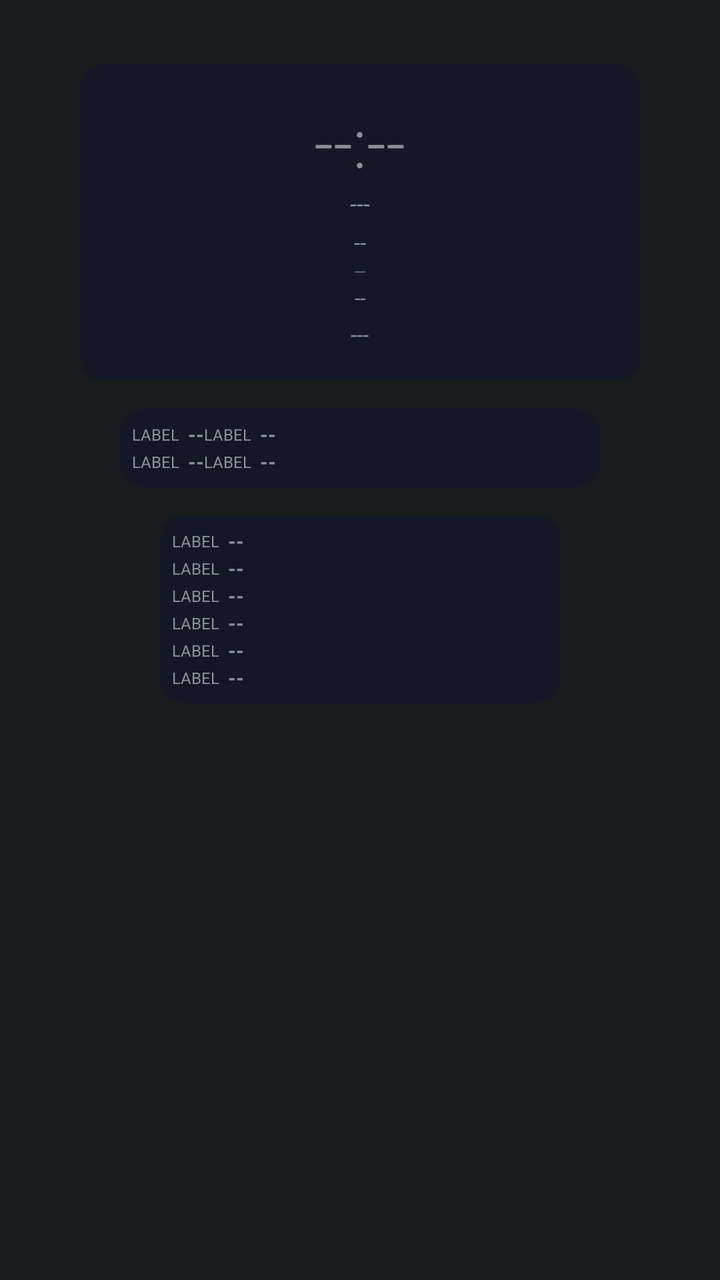
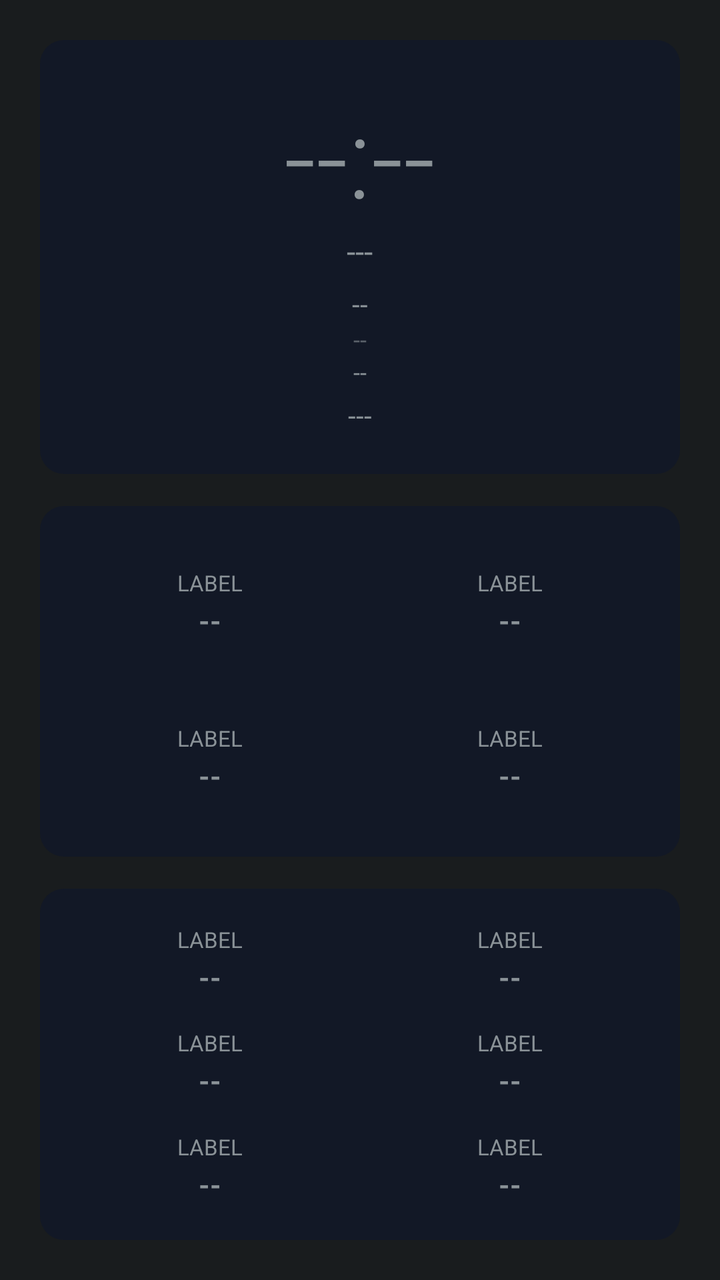

Screens rendered from an Android XML layout before and after an edit, with the pre-edit source and the edit as a unified diff.
<!-- AndroidManifest.xml: application theme android:Theme.DeviceDefault.NoActionBar -->
<!-- res/layout/aod_layout_cascade.xml -->
<?xml version="1.0" encoding="utf-8"?>
<LinearLayout xmlns:android="http://schemas.android.com/apk/res/android"
    android:id="@+id/bg_root"
    android:layout_width="match_parent"
    android:layout_height="match_parent"
    android:orientation="vertical"
    android:gravity="center_horizontal"
    android:paddingTop="32dp">

    <LinearLayout
        android:id="@+id/panel_1"
        android:layout_width="280dp"
        android:layout_height="wrap_content"
        android:background="@drawable/aod_panel_bg"
        android:orientation="vertical"
        android:gravity="center"
        android:padding="16dp">

        <TextView
            android:id="@+id/clock"
            android:layout_width="wrap_content"
            android:layout_height="wrap_content"
            android:textSize="34sp"
            android:fontFamily="sans-serif-light"
            android:text="--:--" />

        <TextView
            android:id="@+id/date"
            android:layout_width="wrap_content"
            android:layout_height="wrap_content"
            android:textSize="12sp"
            android:text="---" />

        <TextView
            android:id="@+id/health_badge"
            android:layout_width="wrap_content"
            android:layout_height="wrap_content"
            android:textSize="11sp"
            android:textAllCaps="true"
            android:layout_marginTop="4dp"
            android:text="--" />

        <TextView
            android:id="@+id/perf_badge"
            android:layout_width="wrap_content"
            android:layout_height="wrap_content"
            android:textSize="10sp"
            android:alpha="0.6"
            android:text="--" />

        <TextView
            android:id="@+id/net_type_badge"
            android:layout_width="wrap_content"
            android:layout_height="wrap_content"
            android:textSize="10sp"
            android:text="--" />

        <TextView
            android:id="@+id/panchang"
            android:layout_width="wrap_content"
            android:layout_height="wrap_content"
            android:textSize="11sp"
            android:layout_marginTop="4dp"
            android:text="---" />

        <TextView
            android:id="@+id/muhurat_badge"
            android:layout_width="wrap_content"
            android:layout_height="wrap_content"
            android:textSize="11sp"
            android:textStyle="bold"
            android:visibility="gone"
            android:text="--" />
    </LinearLayout>

    <LinearLayout
        android:id="@+id/panel_2"
        android:layout_width="240dp"
        android:layout_height="wrap_content"
        android:layout_marginTop="14dp"
        android:background="@drawable/aod_panel_bg"
        android:orientation="horizontal"
        android:padding="6dp">

        <GridLayout
            android:layout_width="match_parent"
            android:layout_height="wrap_content"
            android:columnCount="2"
            android:rowCount="2">

            <include layout="@layout/aod_row_ticker" android:id="@+id/row0" />
            <include layout="@layout/aod_row_ticker" android:id="@+id/row1" />
            <include layout="@layout/aod_row_ticker" android:id="@+id/row2" />
            <include layout="@layout/aod_row_ticker" android:id="@+id/row3" />

        </GridLayout>
    </LinearLayout>

    <LinearLayout
        android:id="@+id/panel_3"
        android:layout_width="200dp"
        android:layout_height="wrap_content"
        android:layout_marginTop="14dp"
        android:background="@drawable/aod_panel_bg"
        android:orientation="horizontal"
        android:padding="6dp">

        <GridLayout
            android:layout_width="match_parent"
            android:layout_height="wrap_content"
            android:columnCount="1"
            android:rowCount="6">

            <include layout="@layout/aod_row_ticker" android:id="@+id/row4" />
            <include layout="@layout/aod_row_ticker" android:id="@+id/row5" />
            <include layout="@layout/aod_row_ticker" android:id="@+id/row6" />
            <include layout="@layout/aod_row_ticker" android:id="@+id/row7" />
            <include layout="@layout/aod_row_ticker" android:id="@+id/row8" />
            <include layout="@layout/aod_row_ticker" android:id="@+id/row9" />

        </GridLayout>
    </LinearLayout>

</LinearLayout>
<!-- res/layout/aod_row_ticker.xml (included above) -->
<?xml version="1.0" encoding="utf-8"?>
<LinearLayout xmlns:android="http://schemas.android.com/apk/res/android"
    android:layout_width="wrap_content"
    android:layout_height="wrap_content"
    android:layout_margin="6dp"
    android:orientation="horizontal"
    android:gravity="center_vertical">

    <TextView
        android:id="@+id/stat_label"
        android:layout_width="wrap_content"
        android:layout_height="wrap_content"
        android:textSize="8sp"
        android:textAllCaps="true"
        android:text="Label" />

    <TextView
        android:id="@+id/stat_value"
        android:layout_width="wrap_content"
        android:layout_height="wrap_content"
        android:layout_marginStart="4dp"
        android:textSize="10sp"
        android:textStyle="bold"
        android:text="--" />

</LinearLayout>
<!-- resources referenced by this layout -->
<resources>
  <!-- drawable aod_panel_bg (drawable) -->
  <?xml version="1.0" encoding="utf-8"?>
  <shape xmlns:android="http://schemas.android.com/apk/res/android">
      <solid android:color="#121826" />
      <corners android:radius="12dp" />
  </shape>
</resources>

<!-- the commit's change to res/layout/aod_layout_cascade.xml (unified diff, before → after) -->
@@ -4,23 +4,22 @@
     android:layout_width="match_parent"
     android:layout_height="match_parent"
     android:orientation="vertical"
-    android:gravity="center_horizontal"
-    android:paddingTop="32dp">
+    android:padding="20dp">
 
     <LinearLayout
         android:id="@+id/panel_1"
-        android:layout_width="280dp"
+        android:layout_width="match_parent"
         android:layout_height="wrap_content"
         android:background="@drawable/aod_panel_bg"
         android:orientation="vertical"
         android:gravity="center"
-        android:padding="16dp">
+        android:padding="20dp">
 
         <TextView
             android:id="@+id/clock"
             android:layout_width="wrap_content"
             android:layout_height="wrap_content"
-            android:textSize="34sp"
+            android:textSize="56sp"
             android:fontFamily="sans-serif-light"
             android:text="--:--" />
 
@@ -28,23 +27,23 @@
             android:id="@+id/date"
             android:layout_width="wrap_content"
             android:layout_height="wrap_content"
-            android:textSize="12sp"
+            android:textSize="16sp"
             android:text="---" />
 
         <TextView
             android:id="@+id/health_badge"
             android:layout_width="wrap_content"
             android:layout_height="wrap_content"
-            android:textSize="11sp"
+            android:textSize="14sp"
             android:textAllCaps="true"
-            android:layout_marginTop="4dp"
+            android:layout_marginTop="6dp"
             android:text="--" />
 
         <TextView
             android:id="@+id/perf_badge"
             android:layout_width="wrap_content"
             android:layout_height="wrap_content"
-            android:textSize="10sp"
+            android:textSize="12sp"
             android:alpha="0.6"
             android:text="--" />
 
@@ -52,14 +51,14 @@
             android:id="@+id/net_type_badge"
             android:layout_width="wrap_content"
             android:layout_height="wrap_content"
-            android:textSize="10sp"
+            android:textSize="12sp"
             android:text="--" />
 
         <TextView
             android:id="@+id/panchang"
             android:layout_width="wrap_content"
             android:layout_height="wrap_content"
-            android:textSize="11sp"
+            android:textSize="14sp"
             android:layout_marginTop="4dp"
             android:text="---" />
 
@@ -67,58 +66,55 @@
             android:id="@+id/muhurat_badge"
             android:layout_width="wrap_content"
             android:layout_height="wrap_content"
-            android:textSize="11sp"
+            android:textSize="14sp"
             android:textStyle="bold"
             android:visibility="gone"
             android:text="--" />
     </LinearLayout>
 
+    
     <LinearLayout
         android:id="@+id/panel_2"
-        android:layout_width="240dp"
-        android:layout_height="wrap_content"
-        android:layout_marginTop="14dp"
+        android:layout_width="match_parent"
+        android:layout_height="0dp"
+        android:layout_weight="1"
+        android:layout_marginTop="16dp"
         android:background="@drawable/aod_panel_bg"
-        android:orientation="horizontal"
-        android:padding="6dp">
+        android:orientation="vertical"
+        android:padding="10dp">
 
-        <GridLayout
-            android:layout_width="match_parent"
-            android:layout_height="wrap_content"
-            android:columnCount="2"
-            android:rowCount="2">
-
-            <include layout="@layout/aod_row_ticker" android:id="@+id/row0" />
-            <include layout="@layout/aod_row_ticker" android:id="@+id/row1" />
-            <include layout="@layout/aod_row_ticker" android:id="@+id/row2" />
-            <include layout="@layout/aod_row_ticker" android:id="@+id/row3" />
-
-        </GridLayout>
+        <LinearLayout android:layout_width="match_parent" android:layout_height="0dp" android:layout_weight="1" android:orientation="horizontal">
+            <include layout="@layout/aod_row_ticker" android:id="@+id/row0" android:layout_width="0dp" android:layout_height="match_parent" android:layout_weight="1" />
+            <include layout="@layout/aod_row_ticker" android:id="@+id/row1" android:layout_width="0dp" android:layout_height="match_parent" android:layout_weight="1" />
+        </LinearLayout>
+        <LinearLayout android:layout_width="match_parent" android:layout_height="0dp" android:layout_weight="1" android:orientation="horizontal">
+            <include layout="@layout/aod_row_ticker" android:id="@+id/row2" android:layout_width="0dp" android:layout_height="match_parent" android:layout_weight="1" />
+            <include layout="@layout/aod_row_ticker" android:id="@+id/row3" android:layout_width="0dp" android:layout_height="match_parent" android:layout_weight="1" />
+        </LinearLayout>
     </LinearLayout>
 
     <LinearLayout
         android:id="@+id/panel_3"
-        android:layout_width="200dp"
-        android:layout_height="wrap_content"
-        android:layout_marginTop="14dp"
+        android:layout_width="match_parent"
+        android:layout_height="0dp"
+        android:layout_weight="1"
+        android:layout_marginTop="16dp"
         android:background="@drawable/aod_panel_bg"
-        android:orientation="horizontal"
-        android:padding="6dp">
+        android:orientation="vertical"
+        android:padding="10dp">
 
-        <GridLayout
-            android:layout_width="match_parent"
-            android:layout_height="wrap_content"
-            android:columnCount="1"
-            android:rowCount="6">
-
-            <include layout="@layout/aod_row_ticker" android:id="@+id/row4" />
-            <include layout="@layout/aod_row_ticker" android:id="@+id/row5" />
-            <include layout="@layout/aod_row_ticker" android:id="@+id/row6" />
-            <include layout="@layout/aod_row_ticker" android:id="@+id/row7" />
-            <include layout="@layout/aod_row_ticker" android:id="@+id/row8" />
-            <include layout="@layout/aod_row_ticker" android:id="@+id/row9" />
-
-        </GridLayout>
+        <LinearLayout android:layout_width="match_parent" android:layout_height="0dp" android:layout_weight="1" android:orientation="horizontal">
+            <include layout="@layout/aod_row_ticker" android:id="@+id/row4" android:layout_width="0dp" android:layout_height="match_parent" android:layout_weight="1" />
+            <include layout="@layout/aod_row_ticker" android:id="@+id/row5" android:layout_width="0dp" android:layout_height="match_parent" android:layout_weight="1" />
+        </LinearLayout>
+        <LinearLayout android:layout_width="match_parent" android:layout_height="0dp" android:layout_weight="1" android:orientation="horizontal">
+            <include layout="@layout/aod_row_ticker" android:id="@+id/row6" android:layout_width="0dp" android:layout_height="match_parent" android:layout_weight="1" />
+            <include layout="@layout/aod_row_ticker" android:id="@+id/row7" android:layout_width="0dp" android:layout_height="match_parent" android:layout_weight="1" />
+        </LinearLayout>
+        <LinearLayout android:layout_width="match_parent" android:layout_height="0dp" android:layout_weight="1" android:orientation="horizontal">
+            <include layout="@layout/aod_row_ticker" android:id="@+id/row8" android:layout_width="0dp" android:layout_height="match_parent" android:layout_weight="1" />
+            <include layout="@layout/aod_row_ticker" android:id="@+id/row9" android:layout_width="0dp" android:layout_height="match_parent" android:layout_weight="1" />
+        </LinearLayout>
     </LinearLayout>
 
 </LinearLayout>
@@ -127,25 +123,33 @@
 <LinearLayout xmlns:android="http://schemas.android.com/apk/res/android"
     android:layout_width="wrap_content"
     android:layout_height="wrap_content"
-    android:layout_margin="6dp"
-    android:orientation="horizontal"
-    android:gravity="center_vertical">
+    android:layout_margin="4dp"
+    android:orientation="vertical"
+    android:gravity="center">
 
+    
     <TextView
         android:id="@+id/stat_label"
-        android:layout_width="wrap_content"
+        android:layout_width="match_parent"
         android:layout_height="wrap_content"
-        android:textSize="8sp"
+        android:gravity="center_horizontal"
+        android:textSize="11sp"
         android:textAllCaps="true"
+        android:maxLines="2"
         android:text="Label" />
 
     <TextView
         android:id="@+id/stat_value"
-        android:layout_width="wrap_content"
+        android:layout_width="match_parent"
         android:layout_height="wrap_content"
-        android:layout_marginStart="4dp"
-        android:textSize="10sp"
+        android:layout_marginTop="2dp"
+        android:gravity="center_horizontal"
         android:textStyle="bold"
+        android:maxLines="1"
+        android:autoSizeTextType="uniform"
+        android:autoSizeMinTextSize="10sp"
+        android:autoSizeMaxTextSize="20sp"
+        android:autoSizeStepGranularity="1sp"
         android:text="--" />
 
 </LinearLayout>
